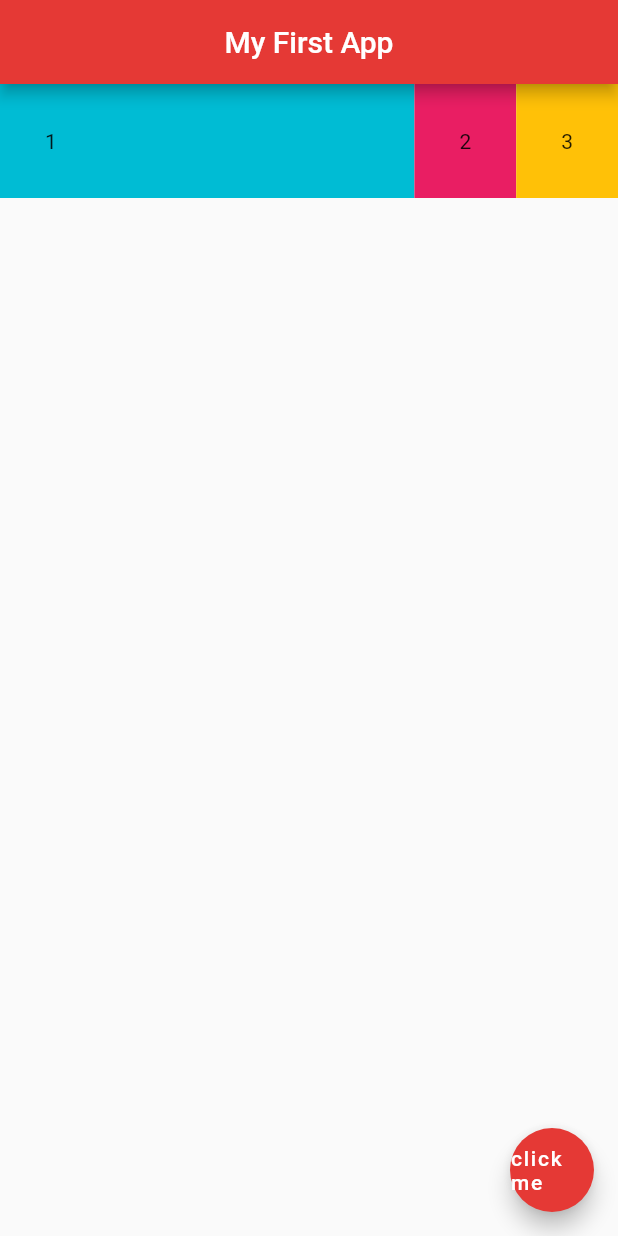
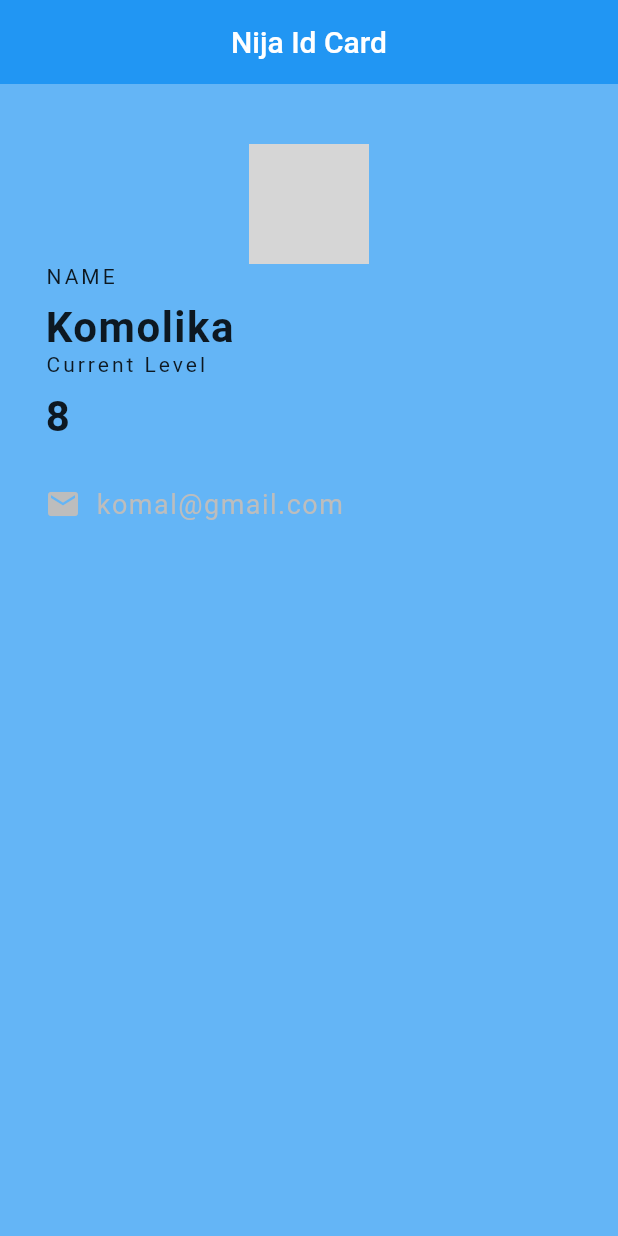
Before and after one commit to bhatiakomal/Flutter, a Flutter app: the screen it shows after launch, on a phone screen of 412 x 824 dp. Run offline on Flutter 3.47's test engine with Material 2 defaults, Android fonts, the phone set to English and light mode, and no system bars; grey boxes are pictures that could not be loaded.

Commit message:
Ninja Id Project

```diff
--- a/demo/lib/main.dart
+++ b/demo/lib/main.dart
@@ -1,45 +1,85 @@
 import 'package:flutter/material.dart';
 
 void main() => runApp(MaterialApp(
-  home: Home()
+  home:NinjaCard()
 ));
 
-
-class Home extends StatelessWidget {
+class NinjaCard extends StatelessWidget {
   @override
   Widget build(BuildContext context) {
     return Scaffold(
+      backgroundColor: Colors.blue[300],
       appBar: AppBar(
-      title: Text('My First App'),
-      centerTitle: true ,
-      backgroundColor: Colors.red[600],
+        title: Text('Nija Id Card'),
+        centerTitle: true,
+        backgroundColor: Colors.blue[500],
+        elevation: 0.0,
       ),
-    body: Row(
+      body: Padding(
+        padding: EdgeInsets.fromLTRB(30, 40, 30, 0),
+        child: Column(
+          crossAxisAlignment: CrossAxisAlignment.start,
           children: <Widget>[
-        Expanded(
-                  child: Container(
-            padding: EdgeInsets.all(30),
-            color: Colors.cyan,
-            child: Text('1'),
+            Center(
+              child: CircleAvatar(
+                backgroundImage: AssetImage('assets/kammu.jpg'),
+                radius: 40,
               ),
             ),
-        Container(
-          padding: EdgeInsets.all(30),
-          color: Colors.pink,
-          child: Text('2'),
+            Text(
+              'NAME',
+              style: TextStyle(
+                color: Colors.black87,
+                letterSpacing: 2.0
+              )
             ),
-        Container(
-          padding: EdgeInsets.all(30),
-          color: Colors.amber,
-          child: Text('3'),
+            SizedBox(height: 10),
+            Text(
+              'Komolika',
+              style: TextStyle(
+                color: Colors.black87,
+                letterSpacing: 1.0,
+                fontSize: 28.0,
+                fontWeight: FontWeight.bold
+              )
+            ),
+             Text(
+              'Current Level',
+              style: TextStyle(
+                color: Colors.black87,
+                letterSpacing: 2.0
+              )
+            ),
+            SizedBox(height: 10),
+            Text(
+              '8',
+              style: TextStyle(
+                color: Colors.black87,
+                letterSpacing: 1.0,
+                fontSize: 28.0,
+                fontWeight: FontWeight.bold
+              )
+            ),
+            SizedBox(height:30),
+            Row(
+              children: <Widget>[
+                Icon(
+                  Icons.email,
+                  color: Colors.grey[400],
+                ),
+                SizedBox(width:10),
+                Text(
+                  'komal@gmail.com',
+                  style: TextStyle(
+                    color: Colors.grey[400],
+                    fontSize: 18,
+                    letterSpacing: 1,
+                  ),
                 ),
               ],
+            )
+          ],
         ),
-
-   floatingActionButton: FloatingActionButton(
-     onPressed: () {},
-     backgroundColor: Colors.red[600],
-     child: Text('click me ')
       ),
     );
   }
```
Lines whose indentation alone changed are shown as unchanged.
